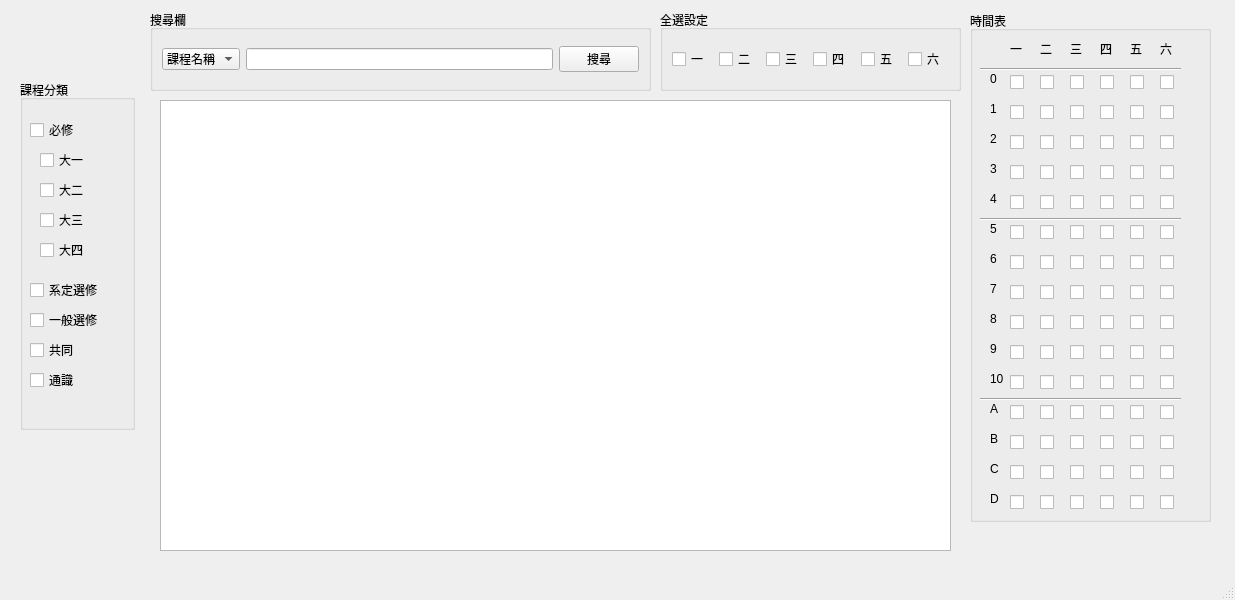
Qt form projectMainFile/mainwindow.ui (IMBensonQB/PD110-1-FP) before a commit.
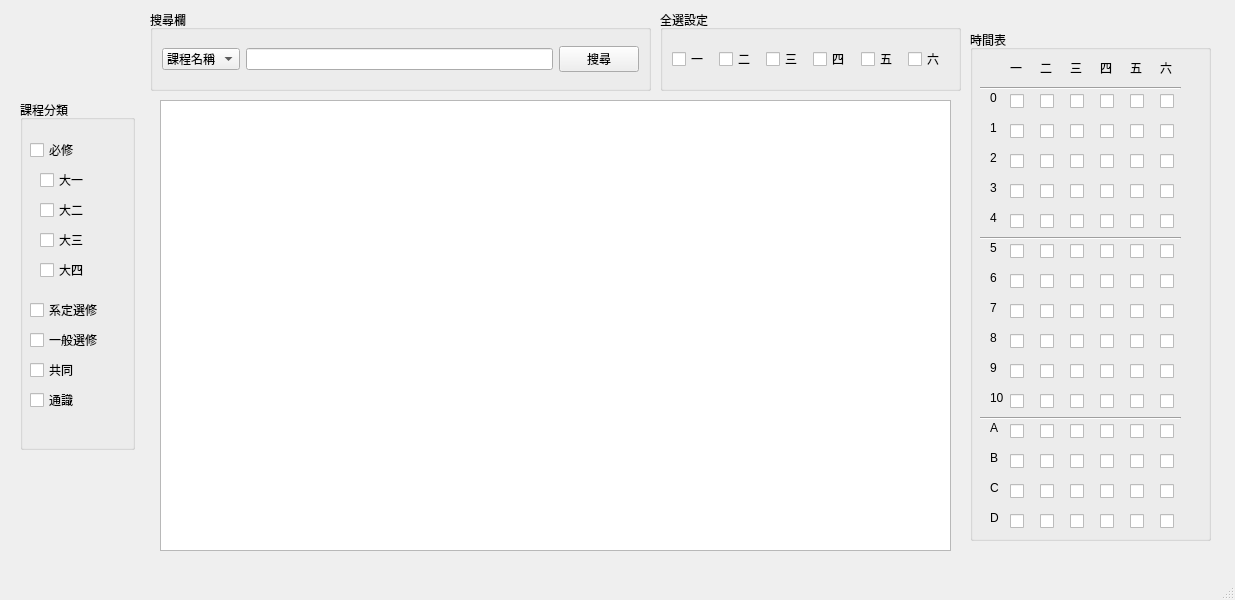
The same form after that commit.

The edit to the form file:
```diff
--- a/projectMainFile/mainwindow.ui
+++ b/projectMainFile/mainwindow.ui
@@ -80,7 +80,7 @@
     <property name="geometry">
      <rect>
       <x>20</x>
-      <y>80</y>
+      <y>100</y>
       <width>115</width>
       <height>350</height>
      </rect>
@@ -220,7 +220,7 @@
     <property name="geometry">
      <rect>
       <x>970</x>
-      <y>11</y>
+      <y>30</y>
       <width>241</width>
       <height>511</height>
      </rect>
```
Left out of the diff: 9 changed lines with no effect on the pictures.
